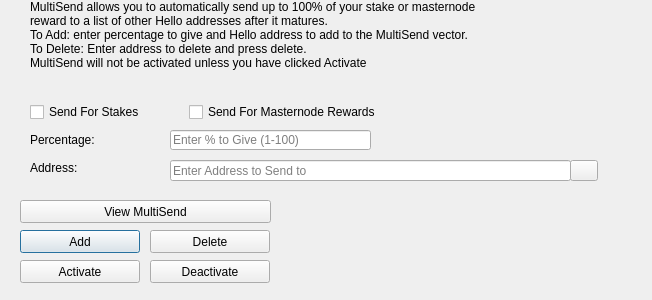
Qt form src/qt/forms/multisenddialog.ui (spayse/hello_world) before a commit.
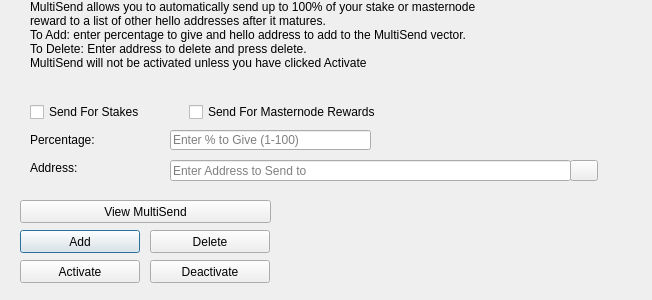
The same form after that commit. Icons and pictures are not drawn.

The edit to the form file:
```diff
--- a/src/qt/forms/multisenddialog.ui
+++ b/src/qt/forms/multisenddialog.ui
@@ -61,8 +61,8 @@
     <number>1</number>
    </property>
    <property name="text">
-    <string>MultiSend allows you to automatically send up to 100% of your stake or masternode reward to a list of other Hello addresses after it matures.
-To Add: enter percentage to give and Hello address to add to the MultiSend vector.
+    <string>MultiSend allows you to automatically send up to 100% of your stake or masternode reward to a list of other hello addresses after it matures.
+To Add: enter percentage to give and hello address to add to the MultiSend vector.
 To Delete: Enter address to delete and press delete.
 MultiSend will not be activated unless you have clicked Activate</string>
    </property>
```
Left out of the diff: 4 changed lines with no effect on the pictures.
